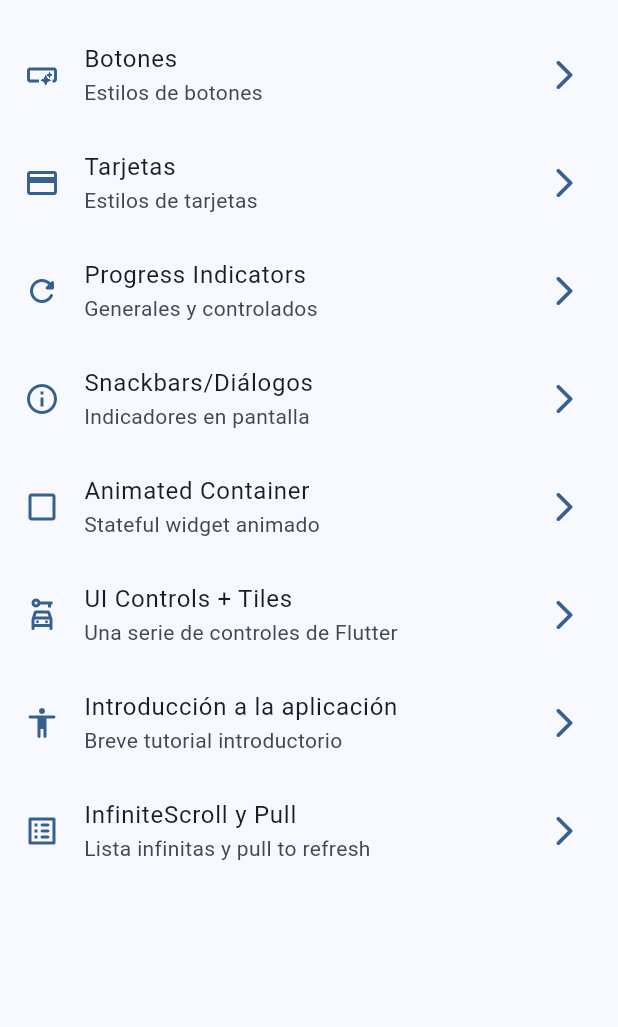
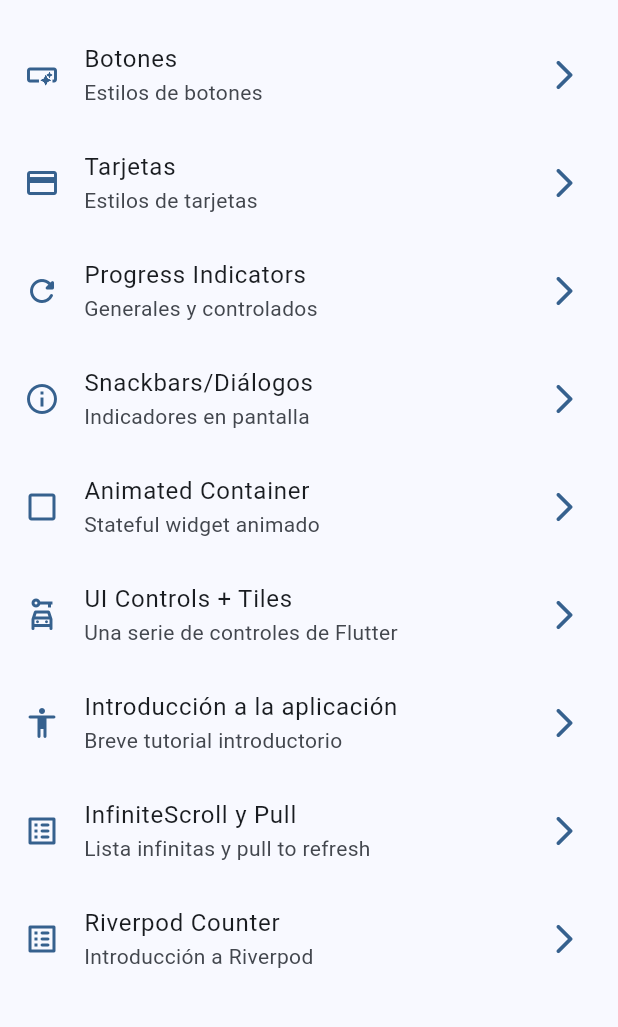
Before and after one commit to XamalionDev71/flutter_widgets2_app, a Flutter app: the screen it shows after launch, on a phone screen of 412 x 824 dp, the part 63-1090 px from its top. Run offline on Flutter 3.47's test engine with Material 3 defaults, Android fonts, the phone set to English and light mode, and no system bars; our stand-ins replace animate_do, go_router.

Commit message:
commit 6

```diff
--- a/lib/config/menu/menu_item.dart
+++ b/lib/config/menu/menu_item.dart
@@ -63,4 +63,10 @@ const appMenuItems = <MenuItem>[
       link:'/infinite',
       icon: Icons.list_alt_rounded
     ),
+    MenuItem(
+      title: 'Riverpod Counter',
+      subtitle: 'Introducción a Riverpod',
+      link:'/counter-river',
+      icon: Icons.list_alt_rounded
+    ),
   ];
--- a/lib/config/router/app_router.dart
+++ b/lib/config/router/app_router.dart
@@ -50,5 +50,10 @@ final appRouter = GoRouter(
       name: InfiniteScrollScreen.name,
       builder: (context, state) => InfiniteScrollScreen(),
     ),
+    GoRoute(
+      path: '/counter-river',
+      name: CounterScreen.name,
+      builder: (context, state) => CounterScreen(),
+    ),
   ]
 );
--- a/lib/presentation/screens/screens.dart
+++ b/lib/presentation/screens/screens.dart
@@ -1,3 +1,4 @@
+export 'package:widgets2_app/presentation/screens/counter/counter_screen.dart';
 export 'package:widgets2_app/presentation/screens/animated/animated_screen.dart';
 export 'package:widgets2_app/presentation/screens/app_tutorial/app_tutorial_screen.dart';
 export 'package:widgets2_app/presentation/screens/infinite_scroll/infinite_scroll_screen.dart';
```
Also changed, not shown: lib/presentation/screens/counter/counter_screen.dart (added, +19 -0 lines).
